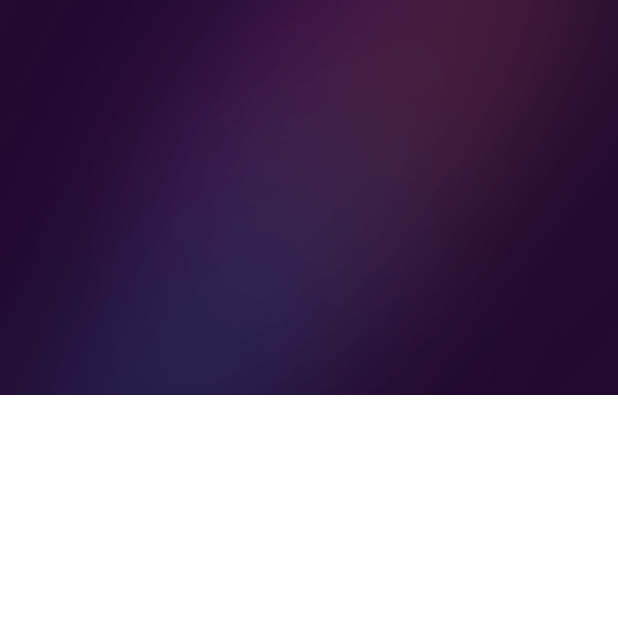
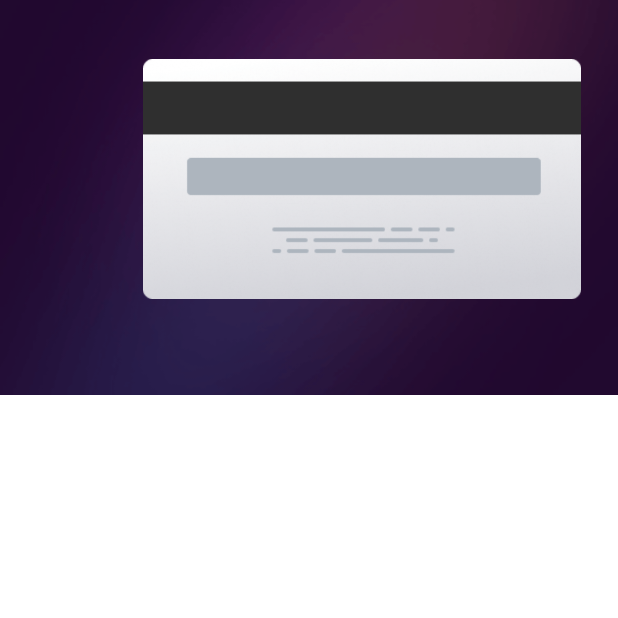
Before and after one commit to maykon3/my-bank, an Android app built with Jetpack Compose: the screen it shows after launch (MainActivity), on a phone screen of 412 x 824 dp, the top half of it. Run offline under Robolectric (Android 15) with nearby library versions, the phone set to English and light mode, and no system bars.

```diff
--- a/app/src/main/java/com/example/mybank/MainActivity.kt
+++ b/app/src/main/java/com/example/mybank/MainActivity.kt
@@ -11,9 +11,11 @@ import androidx.compose.foundation.layout.Box
 import androidx.compose.foundation.layout.Column
 import androidx.compose.foundation.layout.fillMaxSize
 import androidx.compose.foundation.layout.fillMaxWidth
+import androidx.compose.foundation.layout.height
 import androidx.compose.foundation.layout.padding
 import androidx.compose.foundation.layout.size
 import androidx.compose.foundation.layout.width
+import androidx.compose.material3.Card
 import androidx.compose.material3.Scaffold
 import androidx.compose.material3.Text
 import androidx.compose.runtime.Composable
@@ -57,6 +59,24 @@ fun Inicio() {
                     )
 
         ) {
+            Box (
+                modifier = Modifier
+                    .align(Alignment.Center)
+                    .padding(start = 70.dp)
+                    .padding(bottom = 25.dp)
+                    .size(160.dp)
+                    .paint(
+                        painterResource(id = R.drawable.bg_card_back),
+                        contentScale = ContentScale.Crop
+                    )
+
+            ){
+
+            }
+
+            Card (){
+
+            }
 
         }
 
```
Also changed, not shown: app/src/main/res/drawable/bg_card_back.png (added).
